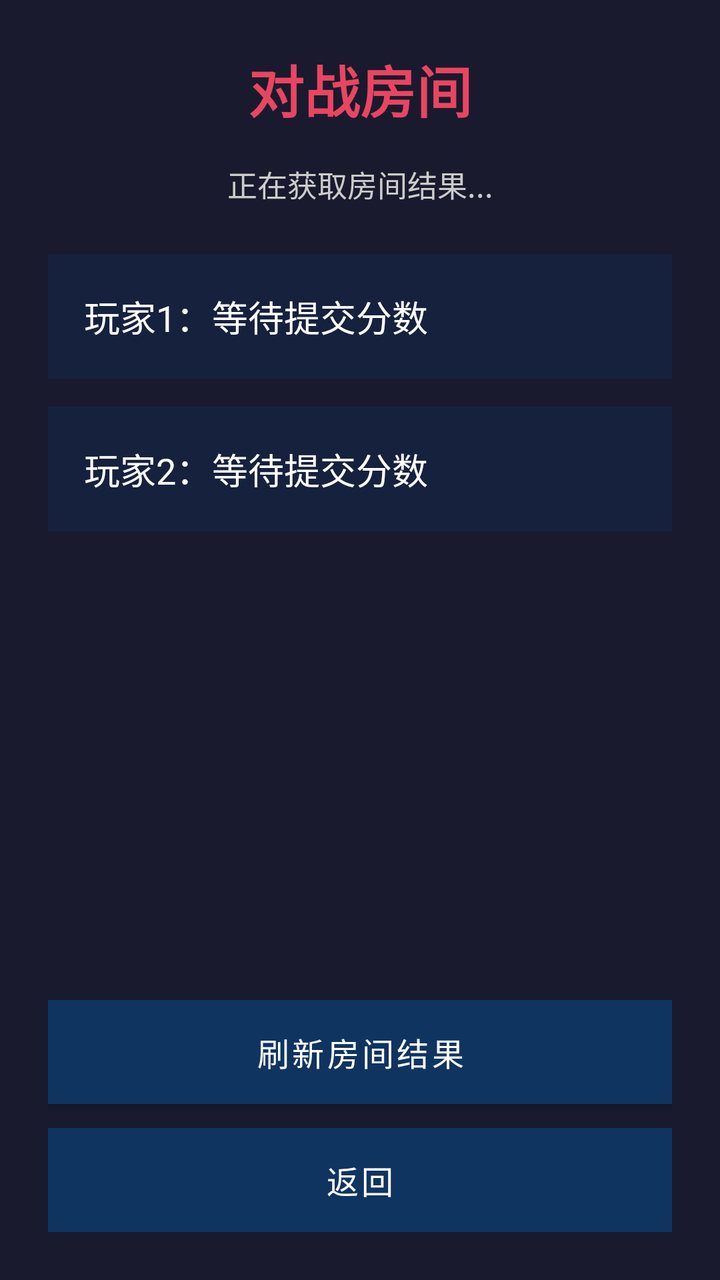
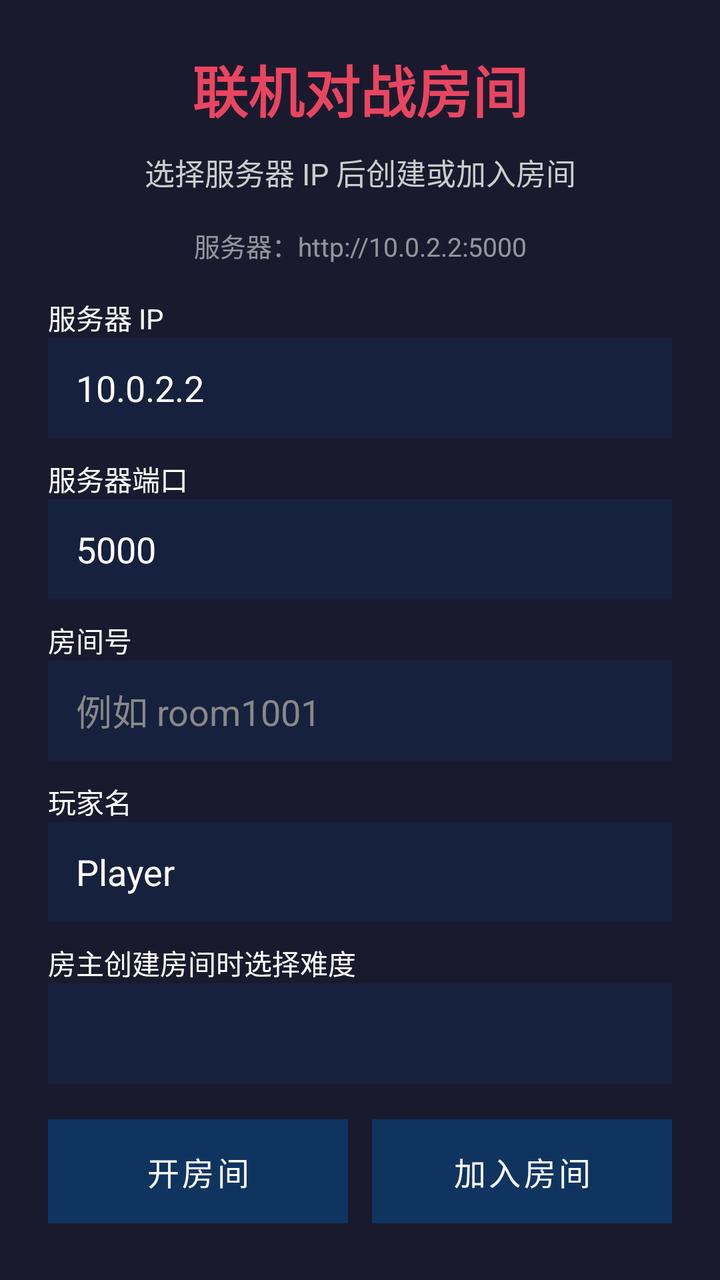

An Android layout rendered at two revisions. The XML below is the earlier revision; the diff shows what the commit changed to produce the second picture.
<!-- AndroidManifest.xml: application theme Theme.AircraftWar -->
<!-- res/layout/activity_battle_room.xml -->
<?xml version="1.0" encoding="utf-8"?>
<LinearLayout xmlns:android="http://schemas.android.com/apk/res/android"
    android:layout_width="match_parent"
    android:layout_height="match_parent"
    android:background="#1a1a2e"
    android:orientation="vertical"
    android:padding="24dp">

    <TextView
        android:id="@+id/tv_battle_title"
        android:layout_width="match_parent"
        android:layout_height="wrap_content"
        android:gravity="center"
        android:text="对战房间"
        android:textColor="#e94560"
        android:textSize="28sp"
        android:textStyle="bold"
        android:layout_marginBottom="16dp" />

    <TextView
        android:id="@+id/tv_battle_status"
        android:layout_width="match_parent"
        android:layout_height="wrap_content"
        android:gravity="center"
        android:text="正在获取房间结果..."
        android:textColor="#CCCCCC"
        android:textSize="15sp"
        android:layout_marginBottom="24dp" />

    <TextView
        android:id="@+id/tv_player_one"
        android:layout_width="match_parent"
        android:layout_height="wrap_content"
        android:background="#16213e"
        android:padding="18dp"
        android:text="玩家1：等待提交分数"
        android:textColor="#FFFFFF"
        android:textSize="18sp"
        android:layout_marginBottom="14dp" />

    <TextView
        android:id="@+id/tv_player_two"
        android:layout_width="match_parent"
        android:layout_height="wrap_content"
        android:background="#16213e"
        android:padding="18dp"
        android:text="玩家2：等待提交分数"
        android:textColor="#FFFFFF"
        android:textSize="18sp"
        android:layout_marginBottom="24dp" />

    <TextView
        android:id="@+id/tv_winner"
        android:layout_width="match_parent"
        android:layout_height="wrap_content"
        android:gravity="center"
        android:textColor="#FFD700"
        android:textSize="22sp"
        android:textStyle="bold"
        android:visibility="gone"
        android:layout_marginBottom="24dp" />

    <View
        android:layout_width="0dp"
        android:layout_height="0dp"
        android:layout_weight="1" />

    <Button
        android:id="@+id/btn_refresh_room"
        android:layout_width="match_parent"
        android:layout_height="52dp"
        android:layout_marginBottom="12dp"
        android:background="#0f3460"
        android:text="刷新房间结果"
        android:textColor="#FFFFFF"
        android:textSize="16sp" />

    <Button
        android:id="@+id/btn_back_menu"
        android:layout_width="match_parent"
        android:layout_height="52dp"
        android:background="#e94560"
        android:text="返回"
        android:textColor="#FFFFFF"
        android:textSize="16sp" />

</LinearLayout>
<!-- resources referenced by this layout -->
<resources>
  <style name="Theme.AircraftWar" parent="Theme.MaterialComponents.DayNight.DarkActionBar">
          <item name="colorPrimary">#0f3460</item>
          <item name="colorPrimaryVariant">#16213e</item>
          <item name="colorOnPrimary">#FFFFFF</item>
          <item name="colorSecondary">#e94560</item>
          <item name="colorSecondaryVariant">#e94560</item>
          <item name="colorOnSecondary">#FFFFFF</item>
          <item name="android:statusBarColor">#1a1a2e</item>
      </style>
</resources>

<!-- the commit's change to res/layout/activity_battle_room.xml (unified diff, before → after) -->
@@ -1,87 +1,255 @@
 <?xml version="1.0" encoding="utf-8"?>
-<LinearLayout xmlns:android="http://schemas.android.com/apk/res/android"
+<ScrollView xmlns:android="http://schemas.android.com/apk/res/android"
     android:layout_width="match_parent"
     android:layout_height="match_parent"
-    android:background="#1a1a2e"
-    android:orientation="vertical"
-    android:padding="24dp">
-
-    <TextView
-        android:id="@+id/tv_battle_title"
+    android:background="#1a1a2e">
+
+    <LinearLayout
         android:layout_width="match_parent"
         android:layout_height="wrap_content"
-        android:gravity="center"
-        android:text="对战房间"
-        android:textColor="#e94560"
-        android:textSize="28sp"
-        android:textStyle="bold"
-        android:layout_marginBottom="16dp" />
-
-    <TextView
-        android:id="@+id/tv_battle_status"
-        android:layout_width="match_parent"
-        android:layout_height="wrap_content"
-        android:gravity="center"
-        android:text="正在获取房间结果..."
-        android:textColor="#CCCCCC"
-        android:textSize="15sp"
-        android:layout_marginBottom="24dp" />
-
-    <TextView
-        android:id="@+id/tv_player_one"
-        android:layout_width="match_parent"
-        android:layout_height="wrap_content"
-        android:background="#16213e"
-        android:padding="18dp"
-        android:text="玩家1：等待提交分数"
-        android:textColor="#FFFFFF"
-        android:textSize="18sp"
-        android:layout_marginBottom="14dp" />
-
-    <TextView
-        android:id="@+id/tv_player_two"
-        android:layout_width="match_parent"
-        android:layout_height="wrap_content"
-        android:background="#16213e"
-        android:padding="18dp"
-        android:text="玩家2：等待提交分数"
-        android:textColor="#FFFFFF"
-        android:textSize="18sp"
-        android:layout_marginBottom="24dp" />
-
-    <TextView
-        android:id="@+id/tv_winner"
-        android:layout_width="match_parent"
-        android:layout_height="wrap_content"
-        android:gravity="center"
-        android:textColor="#FFD700"
-        android:textSize="22sp"
-        android:textStyle="bold"
-        android:visibility="gone"
-        android:layout_marginBottom="24dp" />
-
-    <View
-        android:layout_width="0dp"
-        android:layout_height="0dp"
-        android:layout_weight="1" />
-
-    <Button
-        android:id="@+id/btn_refresh_room"
-        android:layout_width="match_parent"
-        android:layout_height="52dp"
-        android:layout_marginBottom="12dp"
-        android:background="#0f3460"
-        android:text="刷新房间结果"
-        android:textColor="#FFFFFF"
-        android:textSize="16sp" />
-
-    <Button
-        android:id="@+id/btn_back_menu"
-        android:layout_width="match_parent"
-        android:layout_height="52dp"
-        android:background="#e94560"
-        android:text="返回"
-        android:textColor="#FFFFFF"
-        android:textSize="16sp" />
-
-</LinearLayout>
+        android:orientation="vertical"
+        android:padding="24dp">
+
+        <TextView
+            android:id="@+id/tv_battle_title"
+            android:layout_width="match_parent"
+            android:layout_height="wrap_content"
+            android:gravity="center"
+            android:text="联机对战房间"
+            android:textColor="#e94560"
+            android:textSize="28sp"
+            android:textStyle="bold"
+            android:layout_marginBottom="10dp" />
+
+        <TextView
+            android:id="@+id/tv_battle_status"
+            android:layout_width="match_parent"
+            android:layout_height="wrap_content"
+            android:gravity="center"
+            android:text="选择服务器 IP 后创建或加入房间"
+            android:textColor="#CCCCCC"
+            android:textSize="15sp"
+            android:layout_marginBottom="16dp" />
+
+        <TextView
+            android:id="@+id/tv_server_address"
+            android:layout_width="match_parent"
+            android:layout_height="wrap_content"
+            android:gravity="center"
+            android:text="服务器：http://10.0.2.2:5000"
+            android:textColor="#88FFFFFF"
+            android:textSize="13sp"
+            android:layout_marginBottom="16dp" />
+
+        <LinearLayout
+            android:id="@+id/panel_room_setup"
+            android:layout_width="match_parent"
+            android:layout_height="wrap_content"
+            android:orientation="vertical">
+
+            <TextView
+                android:layout_width="match_parent"
+                android:layout_height="wrap_content"
+                android:text="服务器 IP"
+                android:textColor="#FFFFFF"
+                android:textSize="14sp" />
+
+            <EditText
+                android:id="@+id/input_server_host"
+                android:layout_width="match_parent"
+                android:layout_height="50dp"
+                android:layout_marginBottom="10dp"
+                android:background="#16213e"
+                android:hint="10.0.2.2 或 192.168.x.x"
+                android:paddingStart="14dp"
+                android:paddingEnd="14dp"
+                android:text="10.0.2.2"
+                android:textColor="#FFFFFF"
+                android:textColorHint="#888888" />
+
+            <TextView
+                android:layout_width="match_parent"
+                android:layout_height="wrap_content"
+                android:text="服务器端口"
+                android:textColor="#FFFFFF"
+                android:textSize="14sp" />
+
+            <EditText
+                android:id="@+id/input_server_port"
+                android:layout_width="match_parent"
+                android:layout_height="50dp"
+                android:layout_marginBottom="10dp"
+                android:background="#16213e"
+                android:hint="5000"
+                android:inputType="number"
+                android:paddingStart="14dp"
+                android:paddingEnd="14dp"
+                android:text="5000"
+                android:textColor="#FFFFFF"
+                android:textColorHint="#888888" />
+
+            <TextView
+                android:layout_width="match_parent"
+                android:layout_height="wrap_content"
+                android:text="房间号"
+                android:textColor="#FFFFFF"
+                android:textSize="14sp" />
+
+            <EditText
+                android:id="@+id/input_room_id"
+                android:layout_width="match_parent"
+                android:layout_height="50dp"
+                android:layout_marginBottom="10dp"
+                android:background="#16213e"
+                android:hint="例如 room1001"
+                android:paddingStart="14dp"
+                android:paddingEnd="14dp"
+                android:textColor="#FFFFFF"
+                android:textColorHint="#888888" />
+
+            <TextView
+                android:layout_width="match_parent"
+                android:layout_height="wrap_content"
+                android:text="玩家名"
+                android:textColor="#FFFFFF"
+                android:textSize="14sp" />
+
+            <EditText
+                android:id="@+id/input_player_name"
+                android:layout_width="match_parent"
+                android:layout_height="50dp"
+                android:layout_marginBottom="10dp"
+                android:background="#16213e"
+                android:hint="Player"
+                android:paddingStart="14dp"
+                android:paddingEnd="14dp"
+                android:text="Player"
+                android:textColor="#FFFFFF"
+                android:textColorHint="#888888" />
+
+            <TextView
+                android:layout_width="match_parent"
+                android:layout_height="wrap_content"
+                android:text="房主创建房间时选择难度"
+                android:textColor="#FFFFFF"
+                android:textSize="14sp" />
+
+            <Spinner
+                android:id="@+id/spinner_battle_difficulty"
+                android:layout_width="match_parent"
+                android:layout_height="50dp"
+                android:layout_marginBottom="18dp"
+                android:background="#16213e" />
+
+            <LinearLayout
+                android:layout_width="match_parent"
+                android:layout_height="wrap_content"
+                android:orientation="horizontal">
+
+                <Button
+                    android:id="@+id/btn_create_room"
+                    android:layout_width="0dp"
+                    android:layout_height="52dp"
+                    android:layout_weight="1"
+                    android:layout_marginEnd="6dp"
+                    android:background="#e94560"
+                    android:text="开房间"
+                    android:textColor="#FFFFFF"
+                    android:textSize="16sp" />
+
+                <Button
+                    android:id="@+id/btn_join_room"
+                    android:layout_width="0dp"
+                    android:layout_height="52dp"
+                    android:layout_weight="1"
+                    android:layout_marginStart="6dp"
+                    android:background="#0f3460"
+                    android:text="加入房间"
+                    android:textColor="#FFFFFF"
+                    android:textSize="16sp" />
+            </LinearLayout>
+        </LinearLayout>
+
+        <LinearLayout
+            android:id="@+id/panel_room_status"
+            android:layout_width="match_parent"
+            android:layout_height="wrap_content"
+            android:orientation="vertical"
+            android:visibility="gone">
+
+            <TextView
+                android:id="@+id/tv_player_one"
+                android:layout_width="match_parent"
+                android:layout_height="wrap_content"
+                android:background="#16213e"
+                android:padding="18dp"
+                android:text="玩家1：等待加入"
+                android:textColor="#FFFFFF"
+                android:textSize="17sp"
+                android:layout_marginBottom="14dp" />
+
+            <TextView
+                android:id="@+id/tv_player_two"
+                android:layout_width="match_parent"
+                android:layout_height="wrap_content"
+                android:background="#16213e"
+                android:padding="18dp"
+                android:text="玩家2：等待加入"
+                android:textColor="#FFFFFF"
+                android:textSize="17sp"
+                android:layout_marginBottom="20dp" />
+
+            <TextView
+                android:id="@+id/tv_winner"
+                android:layout_width="match_parent"
+                android:layout_height="wrap_content"
+                android:gravity="center"
+                android:textColor="#FFD700"
+                android:textSize="22sp"
+                android:textStyle="bold"
+                android:visibility="gone"
+                android:layout_marginBottom="20dp" />
+
+            <Button
+                android:id="@+id/btn_start_room"
+                android:layout_width="match_parent"
+                android:layout_height="52dp"
+                android:layout_marginBottom="12dp"
+                android:background="#e94560"
+                android:text="开始游戏（房主）"
+                android:textColor="#FFFFFF"
+                android:textSize="16sp"
+                android:visibility="gone" />
+
+            <Button
+                android:id="@+id/btn_again_room"
+                android:layout_width="match_parent"
+                android:layout_height="52dp"
+                android:layout_marginBottom="12dp"
+                android:background="#0f3460"
+                android:text="再来一局"
+                android:textColor="#FFFFFF"
+                android:textSize="16sp"
+                android:visibility="gone" />
+
+            <Button
+                android:id="@+id/btn_refresh_room"
+                android:layout_width="match_parent"
+                android:layout_height="52dp"
+                android:layout_marginBottom="12dp"
+                android:background="#16213e"
+                android:text="刷新房间"
+                android:textColor="#FFFFFF"
+                android:textSize="16sp" />
+
+            <Button
+                android:id="@+id/btn_leave_room"
+                android:layout_width="match_parent"
+                android:layout_height="52dp"
+                android:background="#333333"
+                android:text="退出房间"
+                android:textColor="#FFFFFF"
+                android:textSize="16sp" />
+        </LinearLayout>
+    </LinearLayout>
+</ScrollView>
